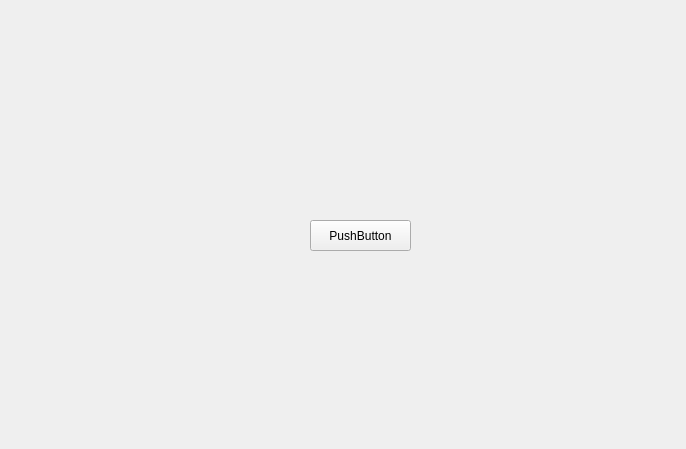
Qt form settingswindow.ui (Kiziaka05/BikiniBottom2.0) before a commit.
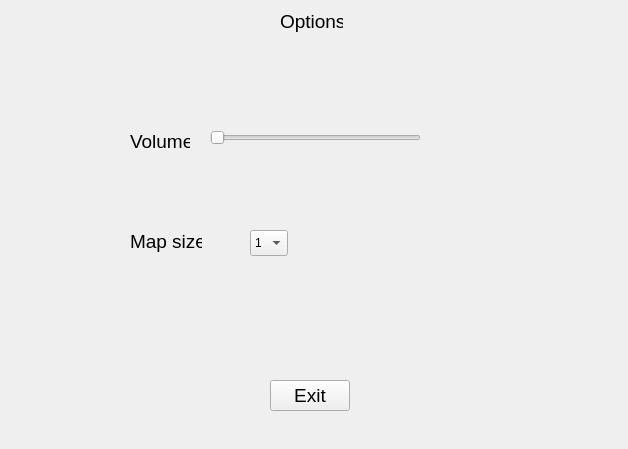
The same form after that commit.

```diff
--- a/settingswindow.ui
+++ b/settingswindow.ui
@@ -6,7 +6,7 @@
    <rect>
     <x>0</x>
     <y>0</y>
-    <width>686</width>
+    <width>628</width>
     <height>449</height>
    </rect>
   </property>
@@ -16,16 +16,121 @@
   <widget class="QPushButton" name="btn_close">
    <property name="geometry">
     <rect>
-     <x>310</x>
-     <y>220</y>
-     <width>101</width>
+     <x>270</x>
+     <y>380</y>
+     <width>80</width>
      <height>31</height>
     </rect>
    </property>
+   <property name="font">
+    <font>
+     <pointsize>14</pointsize>
+    </font>
+   </property>
+   <property name="autoFillBackground">
+    <bool>true</bool>
+   </property>
    <property name="text">
-    <string>PushButton</string>
+    <string>Exit</string>
    </property>
   </widget>
+  <widget class="QLabel" name="label">
+   <property name="geometry">
+    <rect>
+     <x>280</x>
+     <y>10</y>
+     <width>63</width>
+     <height>23</height>
+    </rect>
+   </property>
+   <property name="font">
+    <font>
+     <pointsize>14</pointsize>
+    </font>
+   </property>
+   <property name="text">
+    <string>Options</string>
+   </property>
+  </widget>
+  <widget class="QLabel" name="label_2">
+   <property name="geometry">
+    <rect>
+     <x>130</x>
+     <y>130</y>
+     <width>60</width>
+     <height>23</height>
+    </rect>
+   </property>
+   <property name="font">
+    <font>
+     <pointsize>14</pointsize>
+    </font>
+   </property>
+   <property name="text">
+    <string>Volume</string>
+   </property>
+  </widget>
+  <widget class="QSlider" name="sld_volume">
+   <property name="geometry">
+    <rect>
+     <x>210</x>
+     <y>130</y>
+     <width>211</width>
+     <height>16</height>
+    </rect>
+   </property>
+   <property name="font">
+    <font>
+     <pointsize>14</pointsize>
+    </font>
+   </property>
+   <property name="orientation">
+    <enum>Qt::Orientation::Horizontal</enum>
+   </property>
+  </widget>
+  <widget class="QLabel" name="label_3">
+   <property name="geometry">
+    <rect>
+     <x>130</x>
+     <y>230</y>
+     <width>72</width>
+     <height>23</height>
+    </rect>
+   </property>
+   <property name="font">
+    <font>
+     <pointsize>14</pointsize>
+    </font>
+   </property>
+   <property name="text">
+    <string>Map size</string>
+   </property>
+  </widget>
+  <widget class="QComboBox" name="cb_mapsize">
+   <property name="geometry">
+    <rect>
+     <x>250</x>
+     <y>230</y>
+     <width>38</width>
+     <height>26</height>
+    </rect>
+   </property>
+   <item>
+    <property name="text">
+     <string>1</string>
+    </property>
+   </item>
+   <item>
+    <property name="text">
+     <string>2</string>
+    </property>
+   </item>
+   <item>
+    <property name="text">
+     <string>3</string>
+    </property>
+   </item>
+  </widget>
  </widget>
  <resources/>
  <connections/>
```
